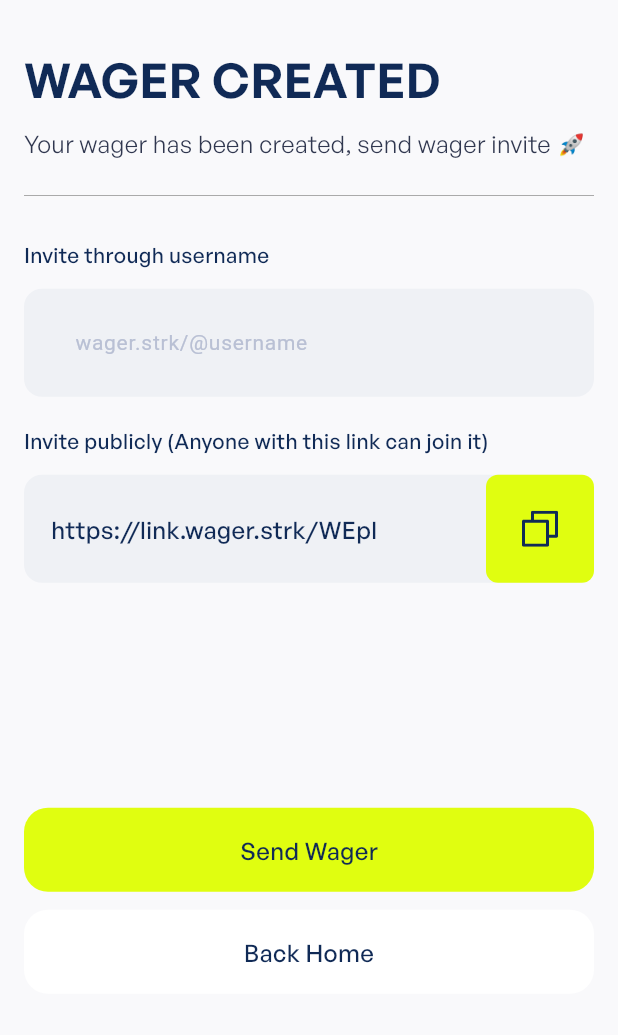
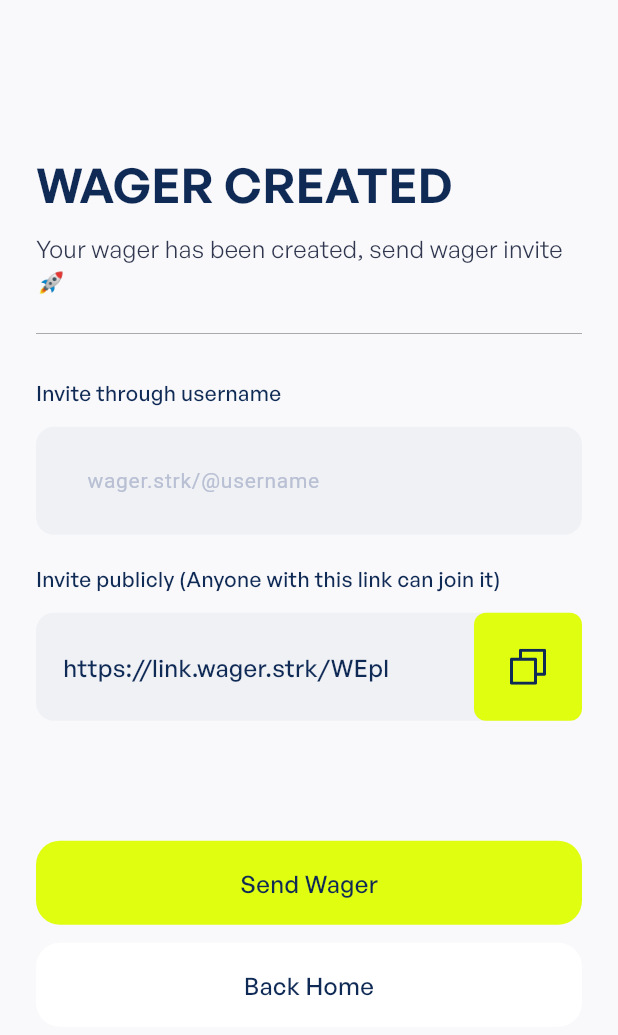
Before and after one commit to stakepoint/wagerr-mobile, a Flutter app: the screen it shows after launch, on a phone screen of 412 x 824 dp. Shown: the top 1035 px of the screen. Run offline on Flutter 3.47's test engine with Material 3 defaults, Android fonts, the phone set to English and light mode, and no system bars; our stand-ins replace easy_localization, flutter_riverpod, flutter_svg, go_router, riverpod_annotation, shared_preferences; missing offline and left inert: appcheck; generated files the repository leaves out were written again.

Commit message:
fix: fixed ui issues on mobile responsive.

```diff
--- a/lib/features/warger_created/warger_created_screen.dart
+++ b/lib/features/warger_created/warger_created_screen.dart
@@ -25,16 +25,20 @@ class WargerCreatedScreen extends ConsumerWidget {
               return isMobile
                   ? ConstrainedBox(
                       constraints: BoxConstraints(maxWidth: maxWidth),
-                      child: Padding(
-                        padding: const EdgeInsets.symmetric(
-                            horizontal: AppValues.padding16),
-                        child: Column(
-                          crossAxisAlignment: CrossAxisAlignment.start,
-                          children: [
-                            verticalSpace(30),
-                            WargerCreatedBody(),
-                            Spacer(),
-                          ],
+                      child: Center(
+                        child: Container(
+                          alignment: Alignment.center,
+                          width: maxWidth,
+                          child: Padding(
+                            padding: const EdgeInsets.only(
+                                top: 100, left: 24, right: 24, bottom: 20),
+                            child: Column(
+                              crossAxisAlignment: CrossAxisAlignment.center,
+                              children: [
+                                WargerCreatedBody(),
+                              ],
+                            ),
+                          ),
                         ),
                       ),
                     )
--- a/lib/features/warger_created/widgets/warger_created_body.dart
+++ b/lib/features/warger_created/widgets/warger_created_body.dart
@@ -151,7 +151,7 @@ class _AccountCreatedBodyState extends ConsumerState<WargerCreatedBody> {
                   ),
                 ),
               ),
-              _isMobile ? verticalSpace(150) : verticalSpace(24),
+              _isMobile ? verticalSpace(80) : verticalSpace(24),
               _button(
                   title: 'sendWager'.tr(),
                   buttonColor: textInputState.color,
```
